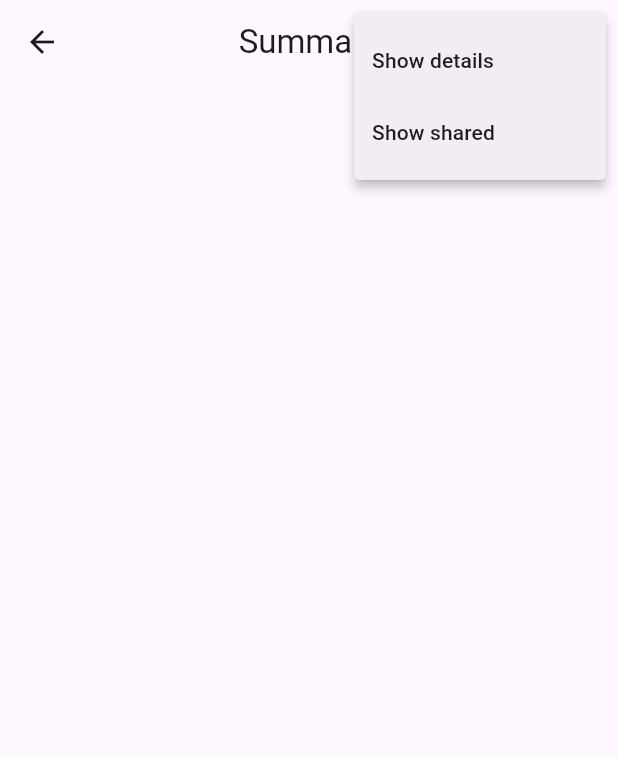
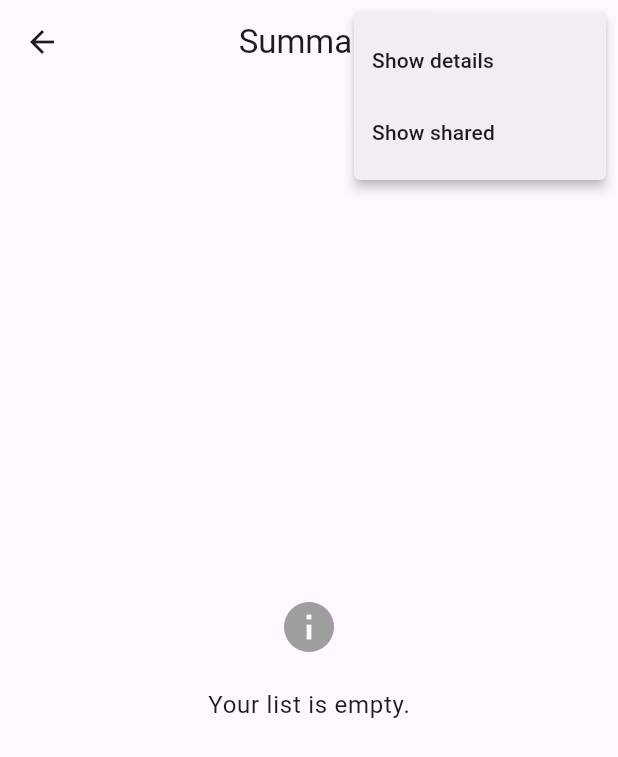
Before and after one commit to gzaber/deadline_manager, a Flutter app: the SummaryView screen opened directly, after a tap on the "more vert" icon, on a phone screen of 412 x 824 dp. Shown: the top 757 px of the screen. Run offline on Flutter 3.47's test engine with Material 3 defaults, Android fonts, the phone set to English and light mode, and no system bars; our stand-ins replace bloc, cloud_firestore, equatable, firebase_auth, firebase_core, flutter_bloc and 1 more; missing offline and left inert: firebase_ui_auth; accounts and stored records are empty; generated files the repository leaves out were written again.

Commit message:
feat: add empty list info widget responsible for showing info when list is empty

```diff
--- a/lib/categories/view/categories_page.dart
+++ b/lib/categories/view/categories_page.dart
@@ -56,6 +56,9 @@ class CategoriesView extends StatelessWidget {
             return const Center(
               child: CircularProgressIndicator(),
             );
+          }
+          if (state.categories.isEmpty) {
+            return const EmptyListInfo(text: 'Your list is empty.');
           }
           return MasonryGridView.extent(
             padding: const EdgeInsets.symmetric(horizontal: AppInsets.medium),
--- a/lib/category_details/view/category_details_page.dart
+++ b/lib/category_details/view/category_details_page.dart
@@ -73,6 +73,9 @@ class CategoryDetailsView extends StatelessWidget {
           }
         },
         builder: (context, state) {
+          if (state.deadlines.isEmpty) {
+            return const EmptyListInfo(text: 'Your list is empty.');
+          }
           return ListView.separated(
             separatorBuilder: (_, __) => const Divider(),
             itemCount: state.deadlines.length,
--- a/lib/permissions/view/permissions_page.dart
+++ b/lib/permissions/view/permissions_page.dart
@@ -53,6 +53,9 @@ class PermissionsView extends StatelessWidget {
             return const Center(
               child: CircularProgressIndicator(),
             );
+          }
+          if (state.permissions.isEmpty) {
+            return const EmptyListInfo(text: 'Your list is empty.');
           }
           return ListView.separated(
             separatorBuilder: (_, __) => const Divider(),
--- a/lib/summary/cubit/summary_cubit.dart
+++ b/lib/summary/cubit/summary_cubit.dart
@@ -57,6 +57,11 @@ class SummaryCubit extends Cubit<SummaryState> {
       final categoryIds = List<String>.from(sharedCategoryIds);
       categoryIds.addAll(userCategories.map((c) => c.id ?? ''));
 
+      if (categoryIds.isEmpty) {
+        emit(state.copyWith(status: SummaryStatus.initial));
+        return;
+      }
+
       final deadlines =
           await _deadlinesRepository.readDeadlinesByCategoryIds(categoryIds);
       deadlines.sort((a, b) => a.expirationDate.compareTo(b.expirationDate));
--- a/lib/summary/view/summary_page.dart
+++ b/lib/summary/view/summary_page.dart
@@ -54,6 +54,9 @@ class SummaryView extends StatelessWidget {
           }
           final deadlines =
               state.showShared ? state.summaryDeadlines : state.userDeadlines;
+          if (deadlines.isEmpty) {
+            return const EmptyListInfo(text: 'Your list is empty.');
+          }
           return ListView.separated(
             separatorBuilder: (_, __) => const Divider(),
             itemCount: deadlines.length,
--- a/packages/app_ui/lib/src/colors/app_colors.dart
+++ b/packages/app_ui/lib/src/colors/app_colors.dart
@@ -6,6 +6,7 @@ class AppColors {
   static const mediumExpirationDateColor = Colors.orange;
   static const longExpirationDateColor = Colors.green;
   static const permissionsCategoryBorderColor = Colors.grey;
+  static const emptyListInfoIconColor = Colors.grey;
   static const categoryColors = [
     Color(0xffff8a80),
     Color(0xffff80ab),
--- a/packages/app_ui/lib/src/icons/app_icons.dart
+++ b/packages/app_ui/lib/src/icons/app_icons.dart
@@ -12,6 +12,7 @@ class AppIcons {
   static const calendarIcon = Icons.date_range;
   static const fabIcon = Icons.add;
   static const permissionItemIcon = Icons.person;
+  static const emptyListInfoIcon = Icons.info;
 
   static const categoryIcons = [
     Icons.folder,
--- /dev/null
+++ b/packages/app_ui/lib/src/widgets/empty_list_info.dart
@@ -0,0 +1,38 @@
+import 'package:app_ui/app_ui.dart';
+import 'package:flutter/material.dart';
+
+class EmptyListInfo extends StatelessWidget {
+  const EmptyListInfo({
+    super.key,
+    required this.text,
+    this.icon = AppIcons.emptyListInfoIcon,
+    this.iconColor = AppColors.emptyListInfoIconColor,
+    this.iconSize = AppInsets.xxLarge,
+  });
+
+  final String text;
+  final IconData icon;
+  final Color iconColor;
+  final double iconSize;
+
+  @override
+  Widget build(BuildContext context) {
+    return Center(
+      child: Column(
+        mainAxisAlignment: MainAxisAlignment.center,
+        children: [
+          Icon(
+            icon,
+            color: iconColor,
+            size: iconSize,
+          ),
+          const SizedBox(height: AppInsets.xLarge),
+          Text(
+            text,
+            style: Theme.of(context).textTheme.bodyLarge,
+          ),
+        ],
+      ),
+    );
+  }
+}
--- a/packages/app_ui/lib/src/widgets/widgets.dart
+++ b/packages/app_ui/lib/src/widgets/widgets.dart
@@ -1,5 +1,6 @@
 export 'confirmation_alert_dialog.dart';
 export 'deadline_list_tile.dart';
 export 'description_text.dart';
+export 'empty_list_info.dart';
 export 'failure_snack_bar.dart';
 export 'update_delete_menu_button.dart';
```
